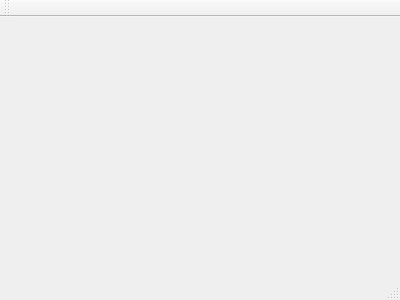
captainswain/CryptoView, file CryptoView/cryptoview.ui: the form before one commit.
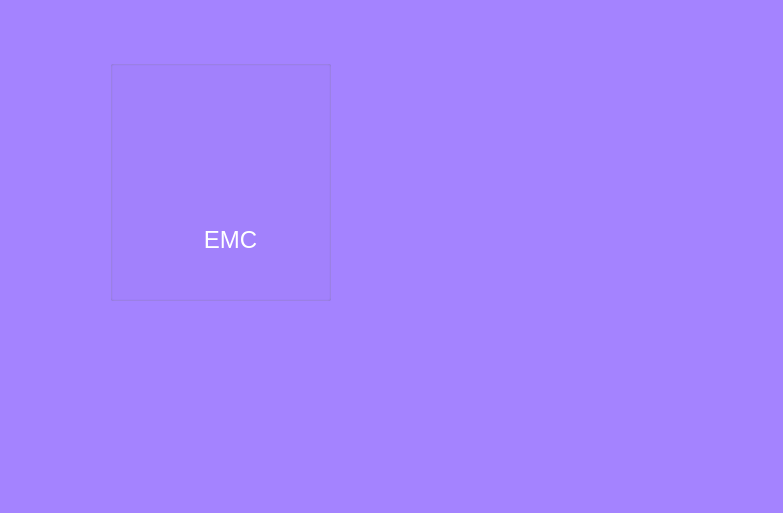
The form after the commit. Icons and pictures are not drawn.

The edit to the form file:
```diff
--- a/CryptoView/cryptoview.ui
+++ b/CryptoView/cryptoview.ui
@@ -1,24 +1,96 @@
 <ui version="4.0">
  <class>CryptoView</class>
- <widget class="QMainWindow" name="CryptoView" >
-  <property name="geometry" >
+ <widget class="QMainWindow" name="CryptoView">
+  <property name="geometry">
    <rect>
     <x>0</x>
     <y>0</y>
-    <width>400</width>
-    <height>300</height>
+    <width>783</width>
+    <height>513</height>
    </rect>
   </property>
   <property name="windowTitle" >
    <string>CryptoView</string>
   </property>
-  <widget class="QMenuBar" name="menuBar" />
-  <widget class="QToolBar" name="mainToolBar" />
-  <widget class="QWidget" name="centralWidget" />
-  <widget class="QStatusBar" name="statusBar" />
+  <property name="autoFillBackground">
+   <bool>false</bool>
+  </property>
+  <property name="styleSheet">
+   <string notr="true">background-color: rgb(164, 131, 255)</string>
+  </property>
+  <widget class="QWidget" name="centralWidget">
+   <widget class="QGroupBox" name="crytoBox_1">
+    <property name="geometry">
+     <rect>
+      <x>110</x>
+      <y>60</y>
+      <width>221</width>
+      <height>241</height>
+     </rect>
+    </property>
+    <property name="title">
+     <string/>
+    </property>
+    <widget class="QLabel" name="label">
+     <property name="geometry">
+      <rect>
+       <x>10</x>
+       <y>160</y>
+       <width>221</width>
+       <height>41</height>
+      </rect>
+     </property>
+     <property name="font">
+      <font>
+       <family>Helvetica Neue</family>
+       <pointsize>14</pointsize>
+      </font>
+     </property>
+     <property name="autoFillBackground">
+      <bool>false</bool>
+     </property>
+     <property name="styleSheet">
+      <string notr="true">background-color:rgba(0, 0, 0, 0);</string>
+     </property>
+     <property name="text">
+      <string>&lt;!DOCTYPE HTML PUBLIC &quot;-//W3C//DTD HTML 4.0//EN&quot; &quot;http://www.w3.org/TR/REC-html40/strict.dtd&quot;&gt;
+&lt;html&gt;&lt;head&gt;&lt;meta name=&quot;qrichtext&quot; content=&quot;1&quot; /&gt;&lt;style type=&quot;text/css&quot;&gt;
+p, li { white-space: pre-wrap; }
+&lt;/style&gt;&lt;/head&gt;&lt;body style=&quot; font-family:'Helvetica Neue'; font-size:14pt; font-weight:400; font-style:normal;&quot;&gt;
+&lt;p align=&quot;center&quot; style=&quot; margin-top:0px; margin-bottom:0px; margin-left:0px; margin-right:0px; -qt-block-indent:0; text-indent:0px;&quot;&gt;&lt;span style=&quot; font-family:'Helvetica Neue,Helvetica,Arial,sans-serif'; font-size:24px; font-weight:496; color:#ffffff;&quot;&gt;EMC&lt;/span&gt;&lt;/p&gt;&lt;/body&gt;&lt;/html&gt;</string>
+     </property>
+    </widget>
+    <widget class="QLabel" name="label_2">
+     <property name="geometry">
+      <rect>
+       <x>20</x>
+       <y>20</y>
+       <width>201</width>
+       <height>131</height>
+      </rect>
+     </property>
+     <property name="styleSheet">
+      <string notr="true">background-color:rgba(0, 0, 0, 0);</string>
+     </property>
+     <property name="text">
+      <string/>
+     </property>
+     <property name="pixmap">
+      <pixmap resource="resources.qrc">:/resources/white-logos/emc.png</pixmap>
+     </property>
+     <property name="scaledContents">
+      <bool>false</bool>
+     </property>
+     <property name="alignment">
+      <set>Qt::AlignCenter</set>
+     </property>
+    </widget>
+   </widget>
+  </widget>
  </widget>
- <layoutDefault spacing="6" margin="11" />
- <pixmapfunction></pixmapfunction>
- <resources/>
+ <layoutdefault spacing="6" margin="11"/>
+ <resources>
+  <include location="resources.qrc"/>
+ </resources>
  <connections/>
 </ui>
```
Left out of the diff: 3 changed lines with no effect on the pictures.
